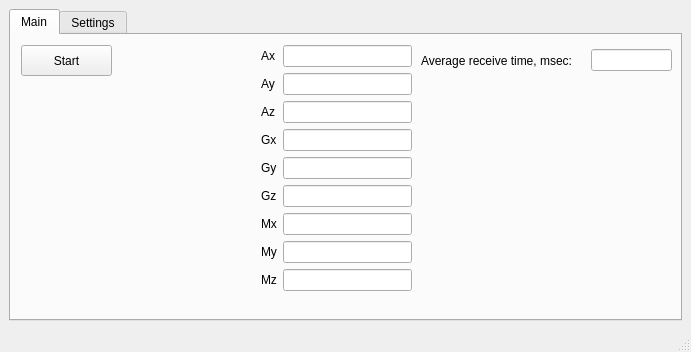
This is mainwindow.ui in Rukakuka/Serializer as Qt 5 draws it before an edit. The edited form follows.
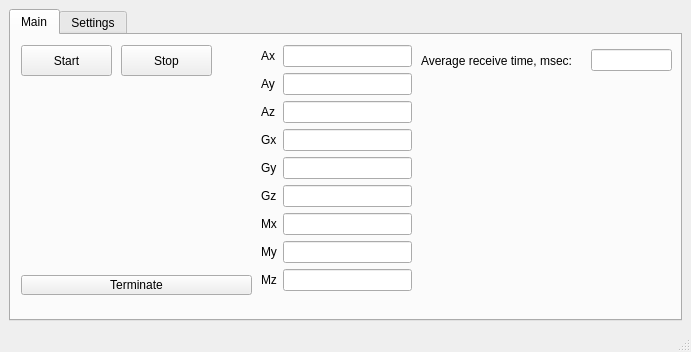
This is the edited form.

The edit to the form file:
```diff
--- a/mainwindow.ui
+++ b/mainwindow.ui
@@ -81,7 +81,7 @@
           <x>250</x>
           <y>10</y>
           <width>151</width>
-          <height>248</height>
+          <height>251</height>
          </rect>
         </property>
         <layout class="QGridLayout" name="gridLayout">
@@ -177,6 +177,32 @@
          </item>
         </layout>
        </widget>
+       <widget class="QPushButton" name="btnStop">
+        <property name="geometry">
+         <rect>
+          <x>110</x>
+          <y>10</y>
+          <width>91</width>
+          <height>31</height>
+         </rect>
+        </property>
+        <property name="text">
+         <string>Stop</string>
+        </property>
+       </widget>
+       <widget class="QPushButton" name="btnTerminate">
+        <property name="geometry">
+         <rect>
+          <x>10</x>
+          <y>240</y>
+          <width>231</width>
+          <height>20</height>
+         </rect>
+        </property>
+        <property name="text">
+         <string>Terminate</string>
+        </property>
+       </widget>
       </widget>
       <widget class="QWidget" name="settings">
        <attribute name="title">
```
